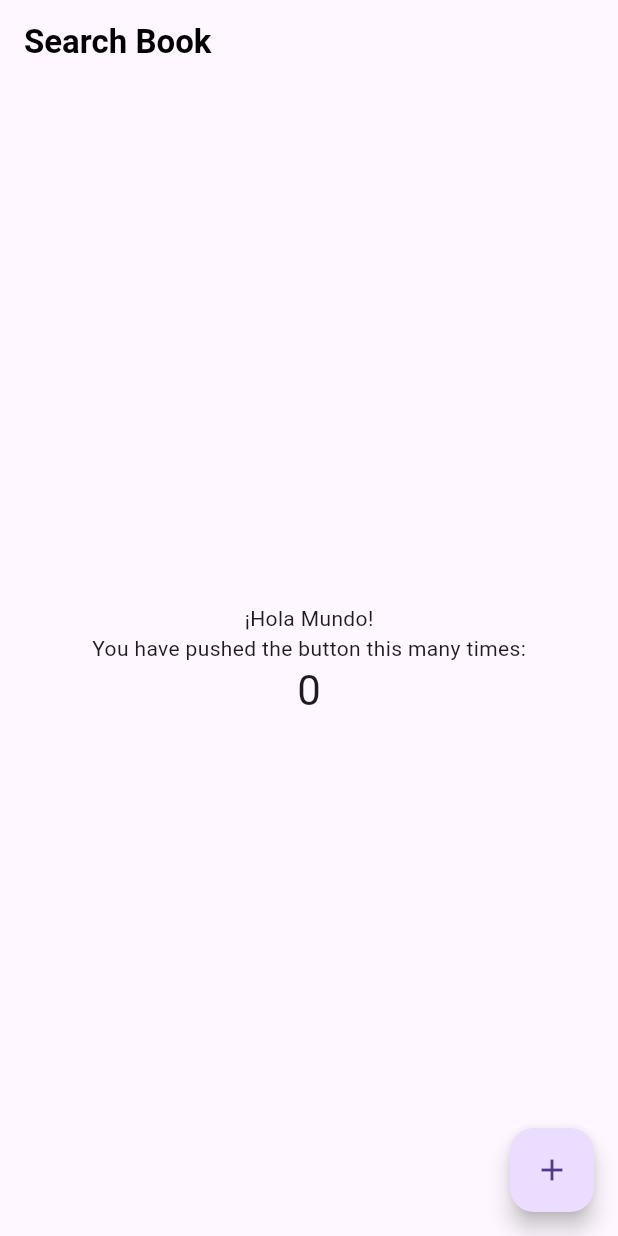
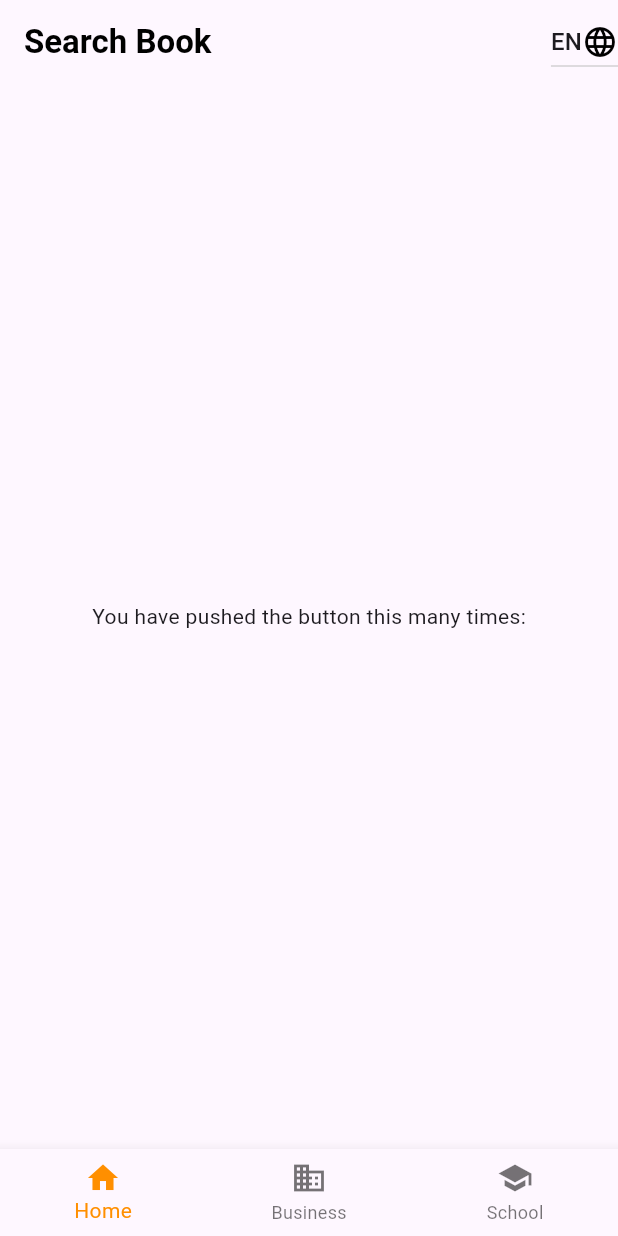
Before and after one commit to HarshaiOS1/BookSearch-Flutter, a Flutter app: the screen it shows after launch, on a phone screen of 412 x 824 dp. Run offline on Flutter 3.47's test engine with Material 3 defaults, Android fonts, the phone set to English and light mode, and no system bars; our stand-ins replace shared_preferences; generated files the repository leaves out were written again.

Commit message:
updated with multiple language selection and bottom bar

```diff
--- /dev/null
+++ b/lib/HomePage.dart
@@ -0,0 +1,56 @@
+import 'package:flutter/material.dart';
+import 'package:flutter_gen/gen_l10n/app_localizations.dart';
+
+class HomePage extends StatefulWidget {
+  final Function(Locale) onLocaleChange;
+
+  const HomePage({super.key, required this.onLocaleChange});
+
+  @override
+  State<HomePage> createState() => _HomePageState();
+}
+
+class _HomePageState extends State<HomePage> {
+  Locale _selectedLocale = const Locale('en');
+
+  @override
+  Widget build(BuildContext context) {
+    return Scaffold(
+      appBar: AppBar(
+        title: Text(AppLocalizations.of(context)!.searchBook,
+          style: const TextStyle(color: Colors.black, fontWeight: FontWeight.bold),
+        ),
+        actions: <Widget>[
+          DropdownButton<Locale>(
+            value: _selectedLocale,
+            icon: const Icon(Icons.language, color: Colors.black),
+            onChanged: (Locale? newLocale) {
+              if (newLocale != null) {
+                setState(() {
+                  _selectedLocale = newLocale;
+                });
+                widget.onLocaleChange(newLocale);
+              }
+            },
+            items: AppLocalizations.supportedLocales.map<DropdownMenuItem<Locale>>((Locale locale) {
+              return DropdownMenuItem<Locale>(
+                value: locale,
+                child: Text(locale.languageCode.toUpperCase()),
+              );
+            }).toList(),
+          ),
+        ],
+      ),
+      body: Center(
+        child: Column(
+          mainAxisAlignment: MainAxisAlignment.center,
+          children: <Widget>[
+            const Text(
+              'You have pushed the button this many times:',
+            ),
+          ],
+        ),
+      ),
+    );
+  }
+}
--- /dev/null
+++ b/lib/l10n/app_de.arb
@@ -0,0 +1,3 @@
+{
+  "searchBook" : "Suche Buch"
+}
--- a/lib/l10n/app_en.arb
+++ b/lib/l10n/app_en.arb
@@ -1,6 +1,6 @@
 {
-  "helloWorld": "Hello World!",
-  "@helloWorld": {
-    "description": "The conventional newborn programmer greeting"
+  "searchBook" : "Search Book",
+  "@searchBook": {
+    "description": "title"
   }
 }
--- a/lib/l10n/app_es.arb
+++ b/lib/l10n/app_es.arb
@@ -1,3 +1,3 @@
 {
-  "helloWorld": "¡Hola Mundo!"
+  "searchBook" : "Buscar Libro"
 }
--- a/lib/main.dart
+++ b/lib/main.dart
@@ -1,72 +1,116 @@
 import 'package:flutter/material.dart';
 import 'package:flutter_gen/gen_l10n/app_localizations.dart';
+import 'package:shared_preferences/shared_preferences.dart';
+import 'HomePage.dart';
 
 void main() {
   runApp(const MyApp());
 }
 
-class MyApp extends StatelessWidget {
+class MyApp extends StatefulWidget {
   const MyApp({super.key});
-  // This widget is the root of your application.
+
+  @override
+  State<MyApp> createState() => _MyAppState();
+}
+
+class _MyAppState extends State<MyApp> {
+  Locale _locale = const Locale('en');
+
+  @override
+  void initState() {
+    super.initState();
+    _loadLocale();
+  }
+
+  Future<void> _loadLocale() async {
+    SharedPreferences prefs = await SharedPreferences.getInstance();
+    String? languageCode = prefs.getString('languageCode');
+    if (languageCode != null) {
+      setState(() {
+        _locale = Locale(languageCode);
+      });
+    }
+  }
+
+  void _changeLanguage(Locale locale) async {
+    SharedPreferences prefs = await SharedPreferences.getInstance();
+    await prefs.setString('languageCode', locale.languageCode); // Persist language
+    setState(() {
+      _locale = locale;
+    });
+  }
+
   @override
   Widget build(BuildContext context) {
-    return const MaterialApp(
+    return MaterialApp(
+      locale: _locale,
       localizationsDelegates: AppLocalizations.localizationsDelegates,
       supportedLocales: AppLocalizations.supportedLocales,
-      home: MyHomePage(title: 'Search Book'),
+      home: CustomBottomNavigationBar(onLocaleChange: _changeLanguage),
     );
   }
 }
 
-class MyHomePage extends StatefulWidget {
-  const MyHomePage({super.key, required this.title});
+class CustomBottomNavigationBar extends StatefulWidget {
+  final Function(Locale) onLocaleChange;
 
-  final String title;
+  const CustomBottomNavigationBar({super.key, required this.onLocaleChange});
 
   @override
-  State<MyHomePage> createState() => _MyHomePageState();
+  State<CustomBottomNavigationBar> createState() =>
+      _CustomBottomNavigationBarState();
 }
 
-class _MyHomePageState extends State<MyHomePage> {
-  int _counter = 0;
+class _CustomBottomNavigationBarState extends State<CustomBottomNavigationBar> {
+  int _selectedIndex = 0;
 
-  void _incrementCounter() {
+  static const TextStyle optionStyle =
+      TextStyle(fontSize: 30, fontWeight: FontWeight.bold);
+
+  List<Widget> get _widgetOptions => <Widget>[
+        HomePage(onLocaleChange: widget.onLocaleChange),
+        const Text(
+          'Index 1: Business',
+          style: optionStyle,
+        ),
+        const Text(
+          'Index 2: School',
+          style: optionStyle,
+        ),
+      ];
+
+  void _onItemTapped(int index) {
     setState(() {
-      _counter++;
+      _selectedIndex = index;
     });
   }
 
   @override
   Widget build(BuildContext context) {
     return Scaffold(
-      appBar: AppBar(
-          title: Text(widget.title,
-              style: const TextStyle(
-                  color: Colors.black, fontWeight: FontWeight.bold))),
       body: Center(
-          child: Localizations.override(
-              context: context,
-              locale: const Locale('es'),
-              child: Builder(builder: (context) {
-                return Column(
-                  mainAxisAlignment: MainAxisAlignment.center,
-                  children: <Widget>[
-                    Text(AppLocalizations.of(context)!.helloWorld),
-                    const Text(
-                      'You have pushed the button this many times:',
-                    ),
-                    Text(
-                      '$_counter',
-                      style: Theme.of(context).textTheme.headlineMedium,
-                    ),
-                  ],
-                );
-              }))),
-      floatingActionButton: FloatingActionButton(
-        onPressed: _incrementCounter,
-        tooltip: 'Increment',
-        child: const Icon(Icons.add),
-      ), // This trailing comma makes auto-formatting nicer for build methods.
+        child: _widgetOptions.elementAt(_selectedIndex),
+      ),
+      bottomNavigationBar: BottomNavigationBar(
+        items: const <BottomNavigationBarItem>[
+          BottomNavigationBarItem(
+            icon: Icon(Icons.home),
+            label: 'Home',
+          ),
+          BottomNavigationBarItem(
+            icon: Icon(Icons.business),
+            label: 'Business',
+          ),
+          BottomNavigationBarItem(
+            icon: Icon(Icons.school),
+            label: 'School',
+          ),
+        ],
+        currentIndex: _selectedIndex,
+        selectedItemColor: Colors.amber[800],
+        onTap: _onItemTapped,
+      ),
     );
   }
 }
--- a/pubspec.yaml
+++ b/pubspec.yaml
@@ -36,6 +36,7 @@ dependencies:
   # Use with the CupertinoIcons class for iOS style icons.
   cupertino_icons: ^1.0.8
   flutter_bloc: ^8.1.3
+  shared_preferences:
   flutter_localizations:
     sdk: flutter
   intl: any
```
Also changed, not shown: 7 other files.
